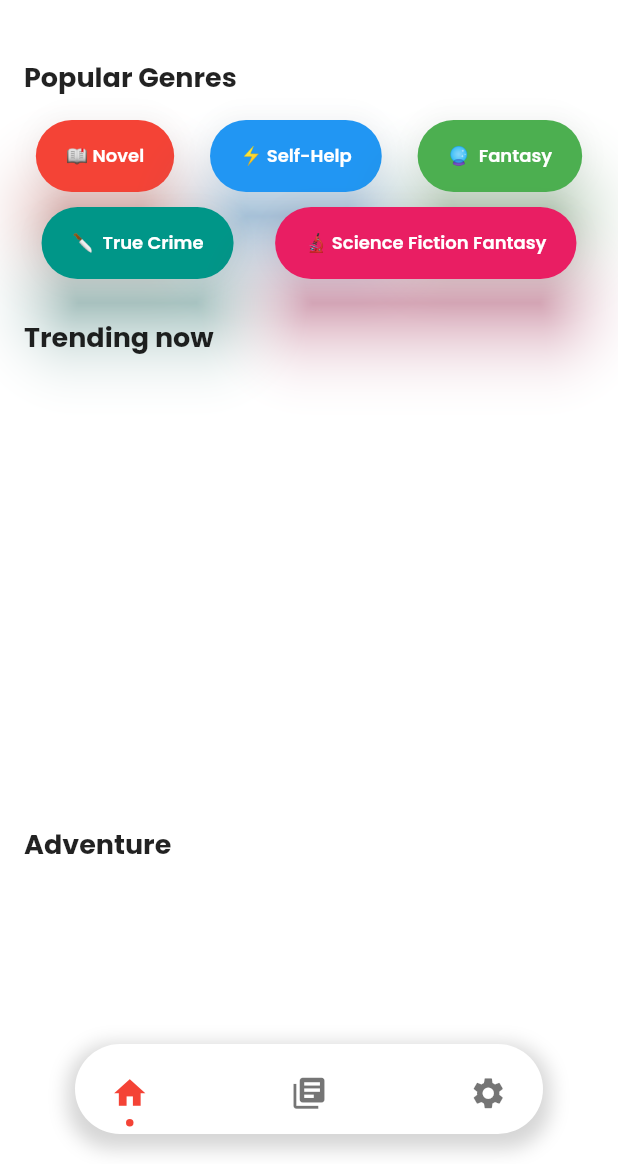
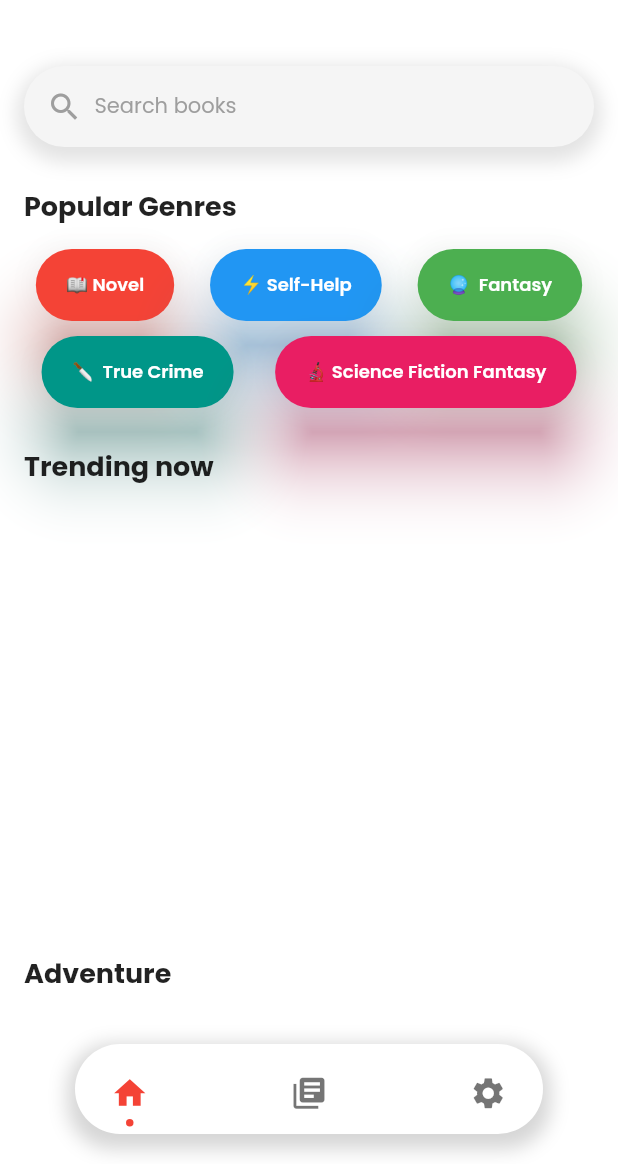
Before and after one commit to cyblogerz/Zippy-elibrary, a Flutter app: the screen it shows after launch, on a phone screen of 412 x 824 dp, the part 72-1236 px from its top. Run offline on Flutter 3.47's test engine with Material 2 defaults, Android fonts, the phone set to English and light mode, and no system bars; drawn by our look-alikes of dot_navigation_bar; our stand-ins replace file_picker, flutter_svg, google_fonts, readmore; missing offline and left inert: flutter_pdfview; network calls fail.

Commit message:
SearchBar --> MySearchBar

```diff
--- a/lib/pages/home_body.dart
+++ b/lib/pages/home_body.dart
@@ -25,7 +25,7 @@ class HomeBody extends StatelessWidget {
         Padding(
           padding: EdgeInsets.symmetric(vertical: 10, horizontal: 16),
         ),
-        // SearchBar(),
+        MySearchBar(),
         Padding(
           padding: const EdgeInsets.symmetric(vertical: 10.0, horizontal: 16),
           child: Text(
--- a/lib/widgets/search_bar.dart
+++ b/lib/widgets/search_bar.dart
@@ -11,8 +11,8 @@ import 'package:zippy/widgets/book_tile.dart';
 
 import '../providers/bookData.dart';
 
-class SearchBar extends StatelessWidget {
-  const SearchBar({Key? key}) : super(key: key);
+class MySearchBar extends StatelessWidget {
+  const MySearchBar({Key? key}) : super(key: key);
 
   @override
   Widget build(BuildContext context) {
```
